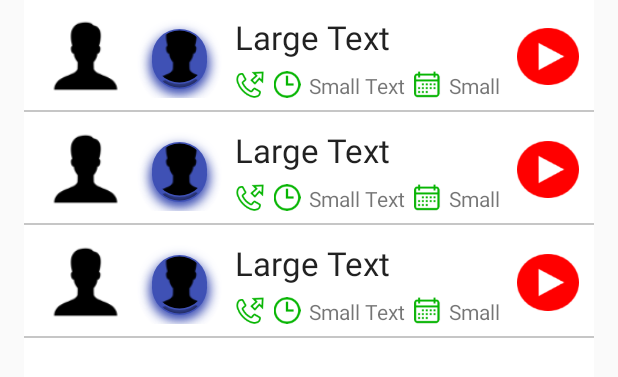
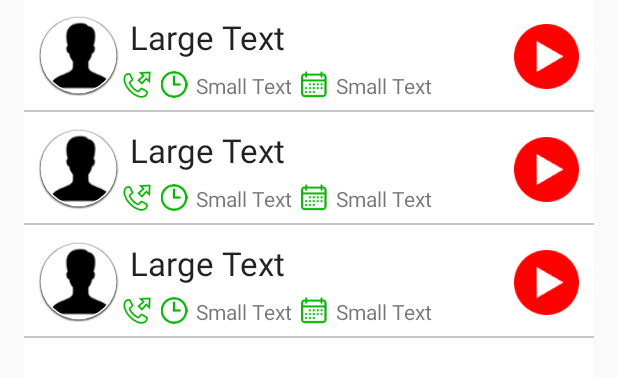
Before and after one commit to DanyaProgrammer666/Callv2, an Android app: the layout fragment_recording_list.xml on its own in the app's theme, with its tools: preview values and no code run, on a phone screen of 412 x 824 dp. Shown: the top 377 px of the screen. Run offline under Robolectric (Android 15) with nearby library versions, the phone set to English and light mode, and no system bars.

Commit message:
circular change

```diff
--- a/CallRecorder/CallRecorder-master/app/src/main/res/layout/fragment_recording.xml
+++ b/CallRecorder/CallRecorder-master/app/src/main/res/layout/fragment_recording.xml
@@ -8,31 +8,23 @@
     android:orientation="horizontal">
 
 
-    <ImageView
-        android:id="@+id/imageView"
-        android:layout_width="60dp"
-        android:layout_height="match_parent"
-        android:layout_marginRight="5dp"
-        android:src="@drawable/person_icon" />
-
     <com.jlcsoftware.callrecorder.CircularImageView
         android:id="@+id/circularImageView"
-        android:layout_width="60dp"
-        android:layout_height="match_parent"
-        android:layout_marginRight="5dp"
+        android:layout_width="55dp"
+        android:layout_height="52dp"
         android:src="@drawable/person_icon"
         app:civ_border="true"
-        app:civ_border_color="#3f51b5"
+        app:civ_border_color="#ffffff"
         app:civ_border_width="1dp"
         app:civ_shadow="true"
-        app:civ_shadow_color="#3f51b5"
-        app:civ_shadow_radius="10" />
+        app:civ_shadow_color="#111111"
+        app:civ_shadow_radius="1" />
 
     <LinearLayout
         android:layout_width="wrap_content"
         android:layout_height="match_parent"
 
-        android:layout_weight="1"
+        android:layout_weight="2"
         android:orientation="vertical">
 
         <TextView
@@ -40,6 +32,7 @@
             android:layout_width="match_parent"
             android:layout_height="wrap_content"
             android:fontFamily="Roboto"
+            android:paddingLeft="5dp"
             android:paddingBottom="2dp"
             android:text="Large Text"
             android:textAppearance="?android:attr/textAppearanceLarge" />
@@ -54,7 +47,6 @@
                 android:id="@+id/imageView2"
                 android:layout_width="20dp"
                 android:layout_height="match_parent"
-
                 android:paddingTop="6dp"
                 android:src="@drawable/phone_out_icon" />
 
@@ -73,7 +65,6 @@
                 android:layout_width="match_parent"
                 android:layout_height="match_parent"
                 android:fontFamily="Roboto"
-
                 android:paddingLeft="5dp"
                 android:paddingTop="6dp"
                 android:text="Small Text"
@@ -106,8 +97,8 @@
 
     <ImageButton
         android:id="@+id/imageButton2"
-        android:layout_width="41dp"
-        android:layout_height="38dp"
+        android:layout_width="43dp"
+        android:layout_height="43dp"
         android:background="@drawable/play_icon" />
 
 </LinearLayout>
```
